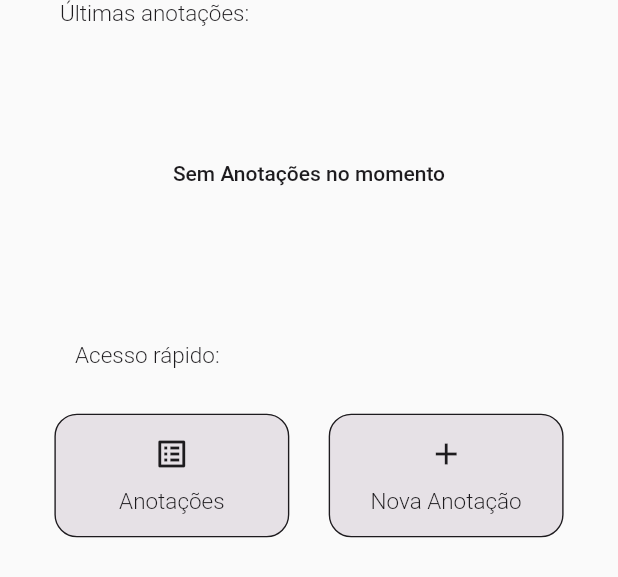
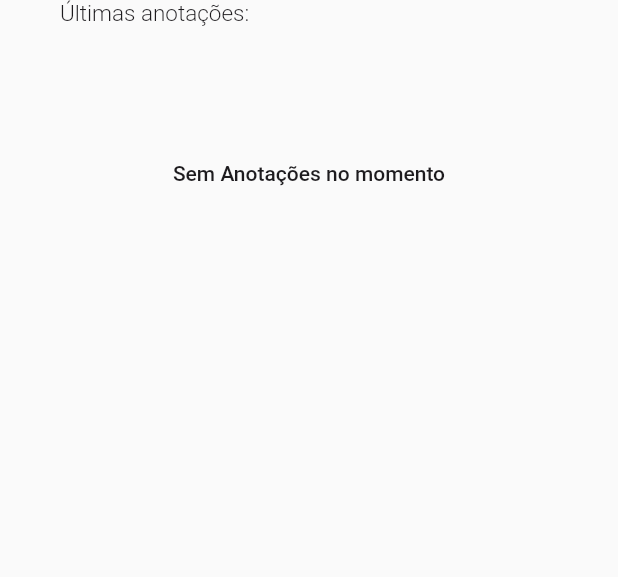
Before and after one commit to JrAiruf/cash_helper_app, a Flutter app: the EmptyAnnotationsListComponent widget shown alone on an empty page, opened directly, on a phone screen of 412 x 824 dp. Shown: the top 577 px of the screen. Run offline on Flutter 3.47's test engine with Material 2 defaults, Android fonts, the phone set to English and light mode, and no system bars; our stand-ins replace cloud_firestore, firebase_auth, firebase_core, flutter_modular; accounts and stored records are empty.

```diff
--- a/lib/app/modules/annotations_module/binds/annotations_binds.dart
+++ b/lib/app/modules/annotations_module/binds/annotations_binds.dart
@@ -113,12 +113,12 @@ class AnnotationModule extends Module {
 
   final routesList = <ModularRoute>[
     ChildRoute(
-      "/:operatorId",
+      "/:enterpriseId",
       child: (_, args) =>
-          CreateAnnotationsPage(operatorId: args.params["operatorId"]),
+          CreateAnnotationsPage(operatorEntity: args.data),
     ),
     ChildRoute(
-      "/name",
+      "/new-annotation-page",
       child: (_, args) => Container(),
     ),
   ];
--- a/lib/app/modules/user_module/presenter/components/buttons/quick_access_button.dart
+++ b/lib/app/modules/user_module/presenter/components/buttons/quick_access_button.dart
@@ -24,29 +24,33 @@ class QuickAccessButton extends StatelessWidget {
   @override
   Widget build(BuildContext context) {
     final surfaceColor = Theme.of(context).colorScheme.surface;
-    return Container(
-      decoration: BoxDecoration(
-          color: backgroundColor,
-          borderRadius: BorderRadius.circular(radius ?? 5)),
-      child: ElevatedButton(
+    return ElevatedButton(
       style: ElevatedButton.styleFrom(
+        backgroundColor: backgroundColor,
         shape: RoundedRectangleBorder(
           side: BorderSide(
-                  color:
-                      border ? itemsColor ?? surfaceColor : Colors.transparent,
+              color: border ? itemsColor ?? surfaceColor : Colors.transparent,
               width: 0.9),
-              borderRadius: BorderRadius.circular(radius ?? 5),
+          borderRadius: BorderRadius.circular(
+            radius ?? 5,
           ),
-            fixedSize: Size(width ?? 105, height ?? 45)),
-        onPressed: onPressed,
+        ),
+        fixedSize: Size(
+          width ?? 105,
+          height ?? 45,
+        ),
+      ),
+      onPressed: onPressed!,
       child: Padding(
-          padding: const EdgeInsets.symmetric(horizontal: 10, vertical: 5),
+        padding: const EdgeInsets.symmetric(
+          horizontal: 10,
+          vertical: 5,
+        ),
         child: Column(
           mainAxisAlignment: MainAxisAlignment.spaceEvenly,
           children: items ?? [],
         ),
       ),
-      ),
     );
   }
 }
--- a/lib/app/modules/user_module/presenter/components/widgets/empty_annotations_list_component.dart
+++ b/lib/app/modules/user_module/presenter/components/widgets/empty_annotations_list_component.dart
@@ -39,65 +39,6 @@ class EmptyAnnotationsListComponent extends StatelessWidget {
             ),
           ),
         ),
-        Padding(
-          padding: const EdgeInsets.symmetric(horizontal: 10, vertical: 15),
-          child: Column(
-            mainAxisAlignment: MainAxisAlignment.spaceEvenly,
-            crossAxisAlignment: CrossAxisAlignment.start,
-            children: [
-              Padding(
-                padding: const EdgeInsets.symmetric(horizontal: 40),
-                child: Text("Acesso rápido:",
-                    style: Theme.of(context)
-                        .textTheme
-                        .bodySmall
-                        ?.copyWith(color: surfaceColor)),
-              ),
-              const SizedBox(height: 30),
-              Row(
-                mainAxisAlignment: MainAxisAlignment.spaceEvenly,
-                children: [
-                  QuickAccessButton(
-                    backgroundColor: primaryColor,
-                    border: true,
-                    height: height * 0.1,
-                    width: width * 0.38,
-                    radius: 15,
-                    items: [
-                      Icon(
-                        Icons.list_alt_outlined,
-                        color: surfaceColor,
-                      ),
-                      Text("Anotações",
-                          style: Theme.of(context)
-                              .textTheme
-                              .bodySmall
-                              ?.copyWith(color: surfaceColor))
-                    ],
-                  ),
-                  QuickAccessButton(
-                    backgroundColor: primaryColor,
-                    border: true,
-                    height: height * 0.1,
-                    width: width * 0.38,
-                    radius: 15,
-                    items: [
-                      Icon(
-                        Icons.add,
-                        color: surfaceColor,
-                      ),
-                      Text("Nova Anotação",
-                          style: Theme.of(context)
-                              .textTheme
-                              .bodySmall
-                              ?.copyWith(color: surfaceColor))
-                    ],
-                  ),
-                ],
-              ),
-            ],
-          ),
-        ),
       ],
     );
   }
```
Also changed, not shown: lib/app/modules/annotations_module/presenter/pages/create_annotations_page.dart (+9 -41 lines), lib/app/modules/user_module/presenter/pages/operator-section/operator_home_page.dart (+35 -24 lines), lib/app/routes/app_routes.dart (+10 -0 lines). Lines whose indentation alone changed are shown as unchanged.
